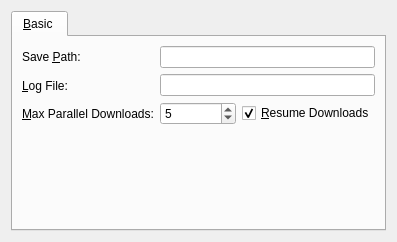
First picture: the form in prefdownloaderswidget.ui, repository Alir3z4/yoDownet, before the edit.
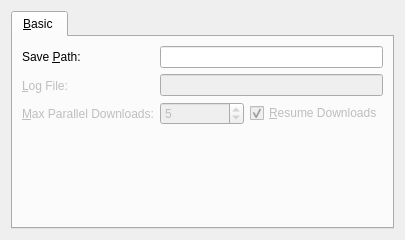
Second picture: the form after the edit. Icons and pictures are not drawn. Custom widgets are drawn as their Qt base class.

What changed in the file:
```diff
--- a/prefdownloaderswidget.ui
+++ b/prefdownloaderswidget.ui
@@ -6,8 +6,8 @@
    <rect>
     <x>0</x>
     <y>0</y>
-    <width>397</width>
-    <height>242</height>
+    <width>405</width>
+    <height>240</height>
    </rect>
   </property>
   <property name="windowTitle">
@@ -48,6 +48,9 @@
            </item>
            <item>
             <widget class="QLabel" name="logFileLabel">
+             <property name="enabled">
+              <bool>false</bool>
+             </property>
              <property name="toolTip">
               <string>The file name of the log file.</string>
              </property>
@@ -64,6 +67,9 @@
            </item>
            <item>
             <widget class="QLabel" name="maxDownloadsLabel">
+             <property name="enabled">
+              <bool>false</bool>
+             </property>
              <property name="toolTip">
               <string>Set maximum number of parallel downloads, Default: 5</string>
              </property>
@@ -86,12 +92,19 @@
             <widget class="FileBrowz" name="saveDirEdit"/>
            </item>
            <item>
-            <widget class="FileBrowz" name="logFileEdit"/>
+            <widget class="FileBrowz" name="logFileEdit">
+             <property name="enabled">
+              <bool>false</bool>
+             </property>
+            </widget>
            </item>
            <item>
             <layout class="QHBoxLayout" name="checkBoxhLayout">
              <item>
               <widget class="QSpinBox" name="maxDownloadSpinBox">
+               <property name="enabled">
+                <bool>false</bool>
+               </property>
                <property name="value">
                 <number>5</number>
                </property>
@@ -99,6 +112,9 @@
              </item>
              <item>
               <widget class="QCheckBox" name="continueCheckBox">
+               <property name="enabled">
+                <bool>false</bool>
+               </property>
                <property name="toolTip">
                 <string>Continue downloading a partially downloaded file</string>
                </property>
```
